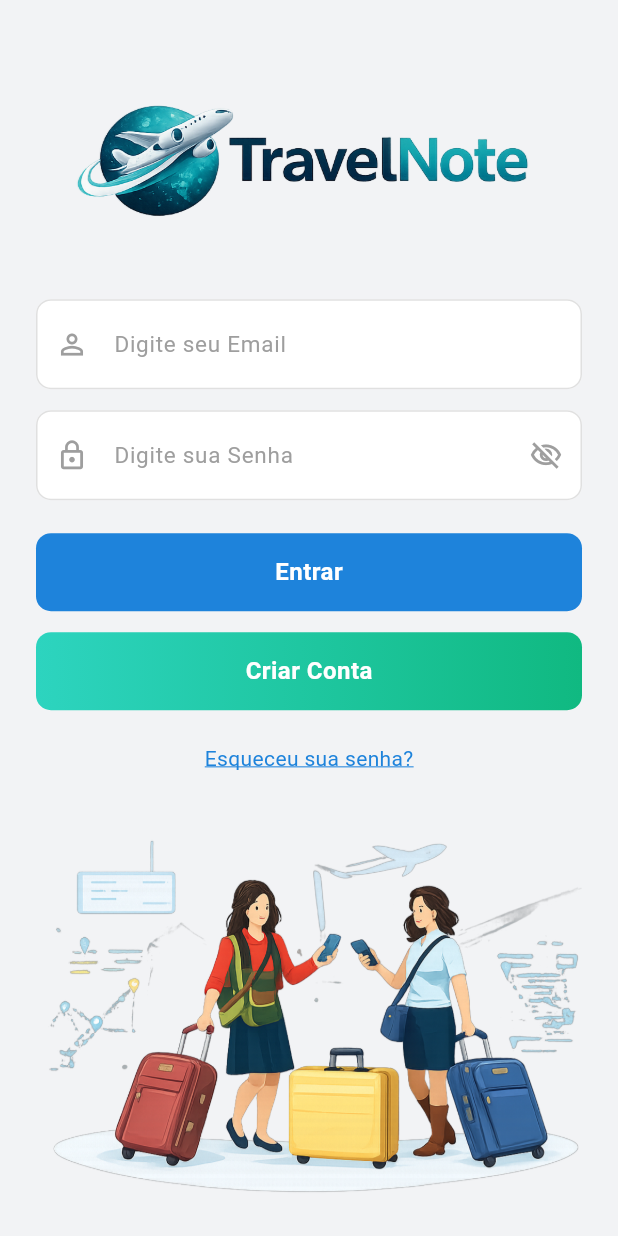
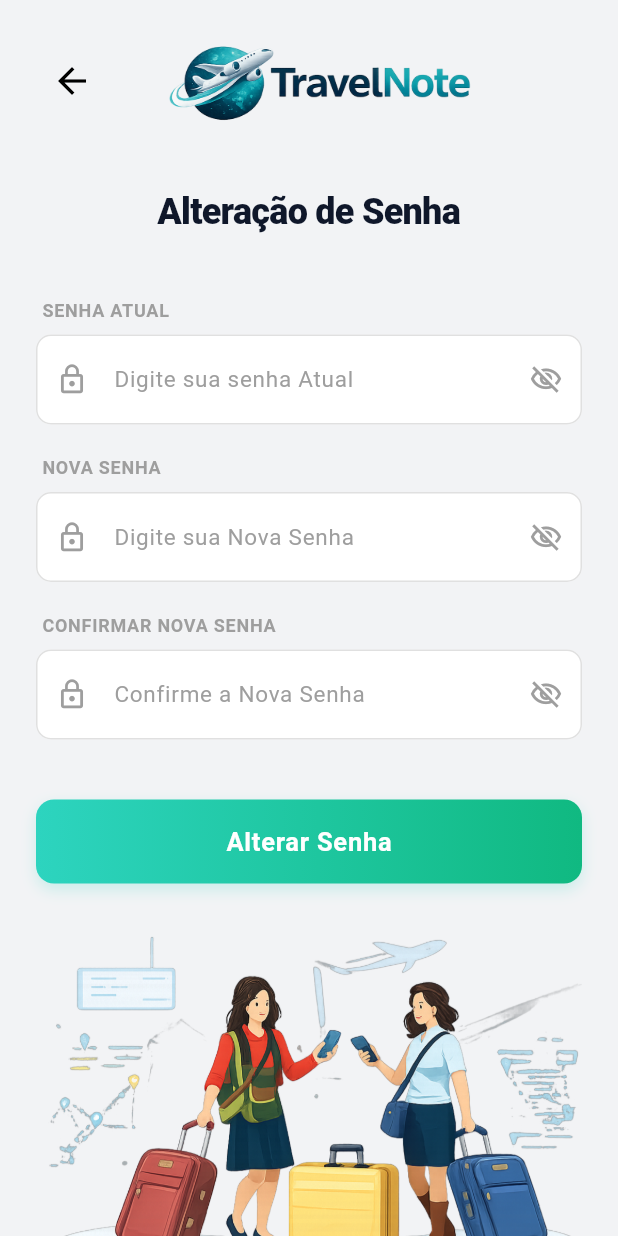
Before and after one commit to eduardoaalmeida/travelnote, a Flutter app: the screen it shows after launch, after a tap on "Esqueceu sua senha?", on a phone screen of 412 x 824 dp. Run offline on Flutter 3.47's test engine with Material 3 defaults, Android fonts, the phone set to English and light mode, and no system bars; our stand-ins replace mask_text_input_formatter, shared_preferences.

Commit message:
tela recuperar senha

```diff
--- a/lib/login_page.dart
+++ b/lib/login_page.dart
@@ -1,6 +1,8 @@
 import 'package:flutter/material.dart';
 import 'home_page.dart';
 import 'criar_conta_page.dart';
+import 'recuperar_senha_page.dart';
+
 
 class LoginPage extends StatefulWidget {
   const LoginPage({super.key});
@@ -191,7 +193,13 @@ class _LoginPageState extends State<LoginPage> {
                             ),
                             const SizedBox(height: 22),
                             GestureDetector(
-                              onTap: () {},
+                              onTap: () {
+                                Navigator.push(
+                                  context,
+                                  MaterialPageRoute(
+                                      builder: (context) => const RecuperarSenhaPage()),
+                                );
+                              },
                               child: const Text(
                                 'Esqueceu sua senha?',
                                 style: TextStyle(
@@ -202,6 +210,7 @@ class _LoginPageState extends State<LoginPage> {
                                 ),
                               ),
                             ),
+
                             const Spacer(),
                             const SizedBox(height: 20),
                             Image.asset(
--- /dev/null
+++ b/lib/recuperar_senha_page.dart
@@ -0,0 +1,230 @@
+import 'package:flutter/material.dart';
+
+class RecuperarSenhaPage extends StatefulWidget {
+  const RecuperarSenhaPage({super.key});
+
+  @override
+  State<RecuperarSenhaPage> createState() => _RecuperarSenhaPageState();
+}
+
+class _RecuperarSenhaPageState extends State<RecuperarSenhaPage> {
+  final _senhaAtualController = TextEditingController();
+  final _novaSenhaController = TextEditingController();
+  final _confirmarSenhaController = TextEditingController();
+
+  bool _senhaAtualVisivel = false;
+  bool _novaSenhaVisivel = false;
+  bool _confirmarSenhaVisivel = false;
+
+  @override
+  void dispose() {
+    _senhaAtualController.dispose();
+    _novaSenhaController.dispose();
+    _confirmarSenhaController.dispose();
+    super.dispose();
+  }
+
+  InputDecoration _decoration(String hint, {Widget? suffix}) {
+    return InputDecoration(
+      hintText: hint,
+      hintStyle: const TextStyle(color: Colors.grey, fontSize: 15),
+      prefixIcon: const Icon(Icons.lock_outline, color: Colors.grey, size: 22),
+      suffixIcon: suffix,
+      filled: true,
+      fillColor: Colors.white,
+      contentPadding: const EdgeInsets.symmetric(vertical: 18),
+      border: OutlineInputBorder(
+        borderRadius: BorderRadius.circular(10),
+        borderSide: BorderSide(color: Colors.grey.shade300),
+      ),
+      enabledBorder: OutlineInputBorder(
+        borderRadius: BorderRadius.circular(10),
+        borderSide: BorderSide(color: Colors.grey.shade300),
+      ),
+      focusedBorder: OutlineInputBorder(
+        borderRadius: BorderRadius.circular(10),
+        borderSide: const BorderSide(color: Color(0xFF2196F3)),
+      ),
+    );
+  }
+
+  Widget _eyeIcon(bool visivel, VoidCallback onToggle) {
+    return IconButton(
+      icon: Icon(
+        visivel ? Icons.visibility_outlined : Icons.visibility_off_outlined,
+        color: Colors.grey,
+        size: 22,
+      ),
+      onPressed: onToggle,
+    );
+  }
+
+  Widget _label(String text) {
+    return Padding(
+      padding: const EdgeInsets.only(bottom: 8.0, left: 4.0),
+      child: Text(
+        text.toUpperCase(),
+        style: const TextStyle(
+          color: Colors.grey,
+          fontSize: 12,
+          fontWeight: FontWeight.w600,
+          letterSpacing: 0.5,
+        ),
+      ),
+    );
+  }
+
+  @override
+  Widget build(BuildContext context) {
+    return Scaffold(
+      backgroundColor: const Color(0xFFF2F3F5),
+      body: SafeArea(
+        child: LayoutBuilder(
+          builder: (context, constraints) {
+            return SingleChildScrollView(
+              child: ConstrainedBox(
+                constraints: BoxConstraints(minHeight: constraints.maxHeight),
+                child: IntrinsicHeight(
+                  child: Center(
+                    child: ConstrainedBox(
+                      constraints: const BoxConstraints(maxWidth: 500),
+                      child: Padding(
+                        padding: const EdgeInsets.all(24.0),
+                        child: Column(
+                          crossAxisAlignment: CrossAxisAlignment.start,
+                          children: [
+                            Row(
+                              children: [
+                                IconButton(
+                                  icon: const Icon(Icons.arrow_back, color: Colors.black, size: 28),
+                                  onPressed: () => Navigator.pop(context),
+                                  padding: EdgeInsets.zero,
+                                  constraints: const BoxConstraints(),
+                                ),
+                                const Expanded(
+                                  child: Center(
+                                    child: Padding(
+                                      padding: EdgeInsets.only(right: 28.0), // Compensation for back button
+                                      child: Image(
+                                        image: AssetImage('assets/images/logo_completa.png'),
+                                        height: 60,
+                                      ),
+                                    ),
+                                  ),
+                                ),
+                              ],
+                            ),
+                            const SizedBox(height: 40),
+                            const Center(
+                              child: Text(
+                                'Alteração de Senha',
+                                style: TextStyle(
+                                  fontSize: 24,
+                                  fontWeight: FontWeight.w800,
+                                  color: Color(0xFF0F172A),
+                                  letterSpacing: -0.5,
+                                ),
+                              ),
+                            ),
+                            const SizedBox(height: 40),
+                            _label('Senha Atual'),
+                            TextField(
+                              controller: _senhaAtualController,
+                              obscureText: !_senhaAtualVisivel,
+                              decoration: _decoration(
+                                'Digite sua senha Atual',
+                                suffix: _eyeIcon(
+                                  _senhaAtualVisivel,
+                                  () => setState(() => _senhaAtualVisivel = !_senhaAtualVisivel),
+                                ),
+                              ),
+                            ),
+                            const SizedBox(height: 20),
+                            _label('Nova Senha'),
+                            TextField(
+                              controller: _novaSenhaController,
+                              obscureText: !_novaSenhaVisivel,
+                              decoration: _decoration(
+                                'Digite sua Nova Senha',
+                                suffix: _eyeIcon(
+                                  _novaSenhaVisivel,
+                                  () => setState(() => _novaSenhaVisivel = !_novaSenhaVisivel),
+                                ),
+                              ),
+                            ),
+                            const SizedBox(height: 20),
+                            _label('Confirmar Nova Senha'),
+                            TextField(
+                              controller: _confirmarSenhaController,
+                              obscureText: !_confirmarSenhaVisivel,
+                              decoration: _decoration(
+                                'Confirme a Nova Senha',
+                                suffix: _eyeIcon(
+                                  _confirmarSenhaVisivel,
+                                  () => setState(() => _confirmarSenhaVisivel = !_confirmarSenhaVisivel),
+                                ),
+                              ),
+                            ),
+                            const SizedBox(height: 40),
+                            Container(
+                              width: double.infinity,
+                              height: 56,
+                              decoration: BoxDecoration(
+                                gradient: const LinearGradient(
+                                  colors: [Color(0xFF2DD4BF), Color(0xFF10B981)],
+                                  begin: Alignment.centerLeft,
+                                  end: Alignment.centerRight,
+                                ),
+                                borderRadius: BorderRadius.circular(12),
+                                boxShadow: [
+                                  BoxShadow(
+                                    color: const Color(0xFF2DD4BF).withOpacity(0.2),
+                                    blurRadius: 8,
+                                    offset: const Offset(0, 4),
+                                  ),
+                                ],
+                              ),
+                              child: Material(
+                                color: Colors.transparent,
+                                child: InkWell(
+                                  borderRadius: BorderRadius.circular(12),
+                                  onTap: () {
+                                    // Ação de alterar senha
+                                  },
+                                  child: const Center(
+                                    child: Text(
+                                      'Alterar Senha',
+                                      style: TextStyle(
+                                        fontSize: 17,
+                                        fontWeight: FontWeight.bold,
+                                        color: Colors.white,
+                                        letterSpacing: 0.5,
+                                      ),
+                                    ),
+                                  ),
+                                ),
+                              ),
+                            ),
+                            const Spacer(),
+                            const SizedBox(height: 20),
+                            Center(
+                              child: Image.asset(
+                                'assets/images/imagem_login.png',
+                                width: double.infinity,
+                                fit: BoxFit.contain,
+                              ),
+                            ),
+                          ],
+                        ),
+                      ),
+                    ),
+                  ),
+                ),
+              ),
+            );
+          },
+        ),
+      ),
+    );
+  }
+}
```
